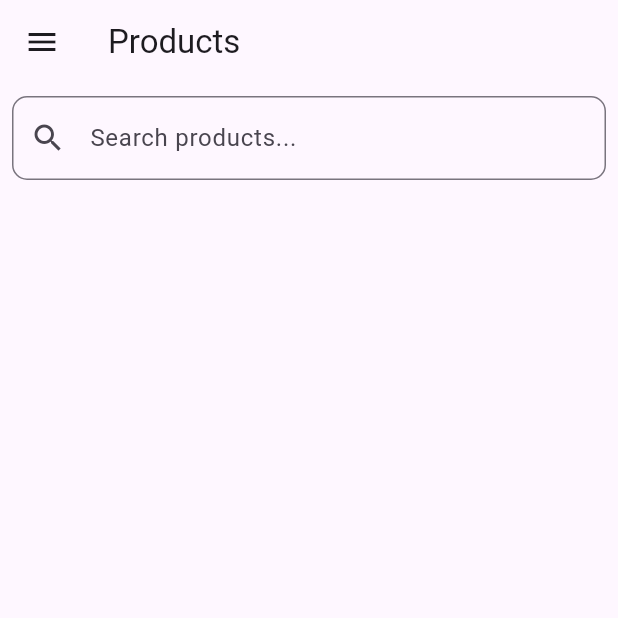
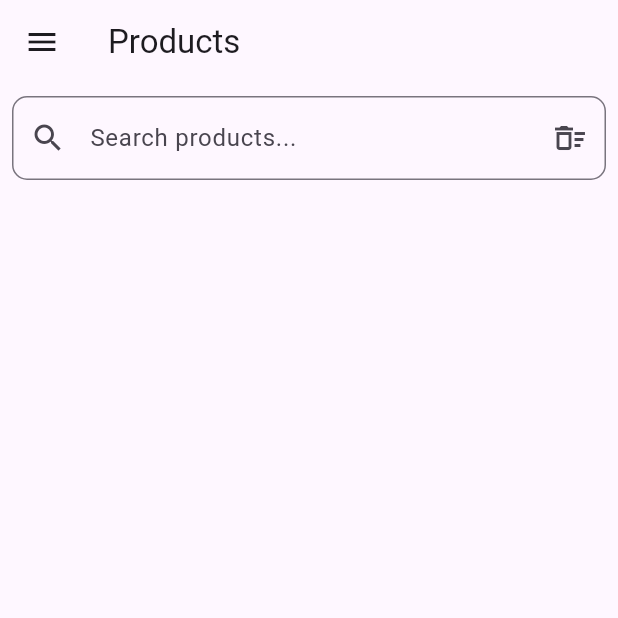
Before and after one commit to TFDNINE9/flutter_project_lab, a Flutter app: the screen it shows after launch, on a phone screen of 412 x 824 dp, the top half of it. Run offline on Flutter 3.47's test engine with Material 3 defaults, Android fonts, the phone set to English and light mode, and no system bars; network calls fail.

Commit message:
Update product_page.dart

```diff
--- a/lib/screens/product/product_page.dart
+++ b/lib/screens/product/product_page.dart
@@ -94,6 +94,7 @@ class _ProductPageState extends State<ProductPage> {
               decoration: InputDecoration(
                 hintText: 'Search products...',
                 prefixIcon: const Icon(Icons.search),
+                suffixIcon: const Icon(Icons.delete_sweep_outlined),
                 border: OutlineInputBorder(
                   borderRadius: BorderRadius.circular(10),
                 ),
```
